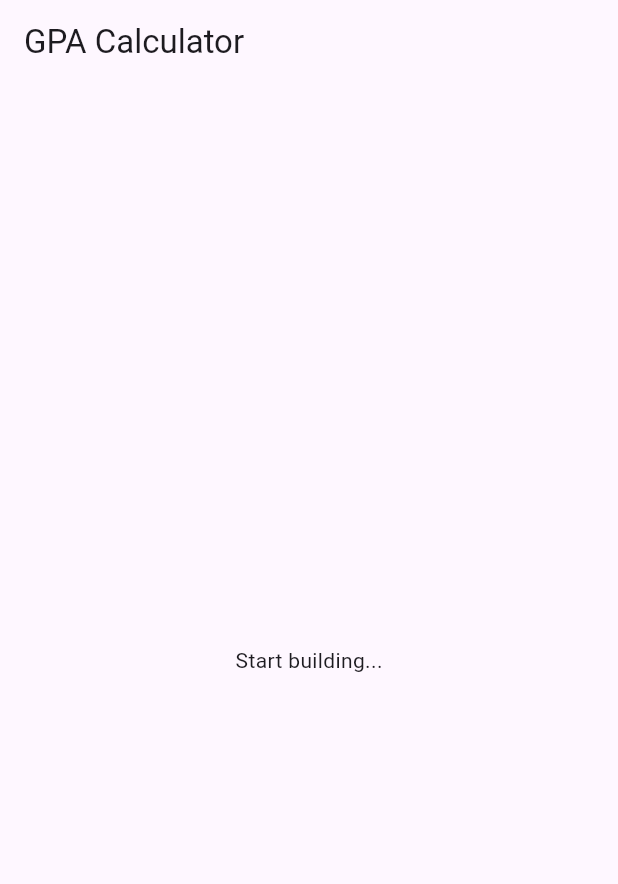
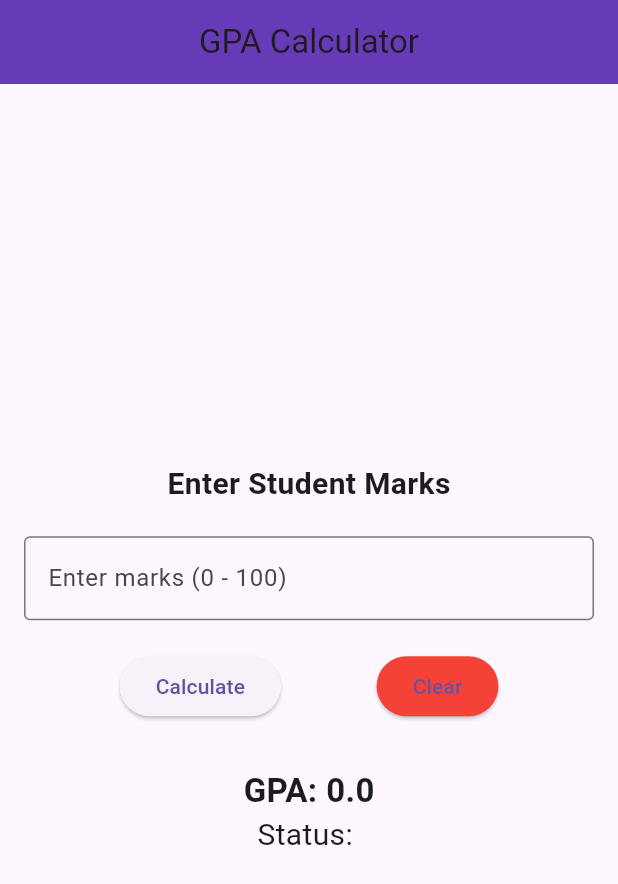
Before and after one commit to aizatsaidi/assignment1-app-programming, a Flutter app: the screen it shows after launch, on a phone screen of 412 x 824 dp. Shown: the top 884 px of the screen. Run offline on Flutter 3.47's test engine with Material 3 defaults, Android fonts, the phone set to English and light mode, and no system bars.

Commit message:
Update main.dart

```diff
--- a/gpa_app/lib/main.dart
+++ b/gpa_app/lib/main.dart
@@ -11,6 +11,7 @@ class MyApp extends StatelessWidget {
   @override
   Widget build(BuildContext context) {
     return const MaterialApp(
+      debugShowCheckedModeBanner: false,
       home: MyHomePage(title: 'GPA Calculator'),
     );
   }
@@ -26,15 +27,109 @@ class MyHomePage extends StatefulWidget {
 }
 
 class _MyHomePageState extends State<MyHomePage> {
+  // INPUT CONTROLLER
+  TextEditingController marksController = TextEditingController();
+
+  // OUTPUT VARIABLES
+  double gpa = 0.0;
+  String status = "";
+
+  @override
+  void dispose() {
+    marksController.dispose();
+    super.dispose();
+  }
+
+  void calculateGPA() {
+    double marks = double.tryParse(marksController.text) ?? 0;
+
+    setState(() {
+      if (marks >= 80) {
+        gpa = 4.0;
+        status = "Excellent";
+      } else if (marks >= 65) {
+        gpa = 3.0;
+        status = "Good";
+      } else if (marks >= 50) {
+        gpa = 2.0;
+        status = "Pass";
+      } else {
+        gpa = 1.0;
+        status = "Fail";
+      }
+    });
+  }
+
+  void clearData() {
+    setState(() {
+      marksController.clear();
+      gpa = 0.0;
+      status = "";
+    });
+  }
 
   @override
   Widget build(BuildContext context) {
     return Scaffold(
       appBar: AppBar(
-        title: Text("GPA Calculator"),
+        title: Text(widget.title),
+        centerTitle: true,
+        backgroundColor: Colors.deepPurple,
       ),
-      body: Center(
-        child: Text("Start building..."),
+      body: Padding(
+        padding: const EdgeInsets.all(16.0),
+        child: Column(
+          mainAxisAlignment: MainAxisAlignment.center,
+          children: [
+
+            const Text(
+              "Enter Student Marks",
+              style: TextStyle(fontSize: 20, fontWeight: FontWeight.bold),
+            ),
+
+            const SizedBox(height: 20),
+
+            TextField(
+              controller: marksController,
+              keyboardType: TextInputType.number,
+              decoration: InputDecoration(
+                border: OutlineInputBorder(),
+                hintText: "Enter marks (0 - 100)",
+              ),
+            ),
+
+            const SizedBox(height: 20),
+
+            Row(
+              mainAxisAlignment: MainAxisAlignment.spaceEvenly,
+              children: [
+                ElevatedButton(
+                  onPressed: calculateGPA,
+                  child: const Text("Calculate"),
+                ),
+                ElevatedButton(
+                  onPressed: clearData,
+                  style: ElevatedButton.styleFrom(
+                    backgroundColor: Colors.red,
+                  ),
+                  child: const Text("Clear"),
+                ),
+              ],
+            ),
+
+            const SizedBox(height: 30),
+
+            Text(
+              "GPA: $gpa",
+              style: const TextStyle(fontSize: 22, fontWeight: FontWeight.bold),
+            ),
+
+            Text(
+              "Status: $status",
+              style: const TextStyle(fontSize: 20),
+            ),
+          ],
+        ),
       ),
     );
   }
```
